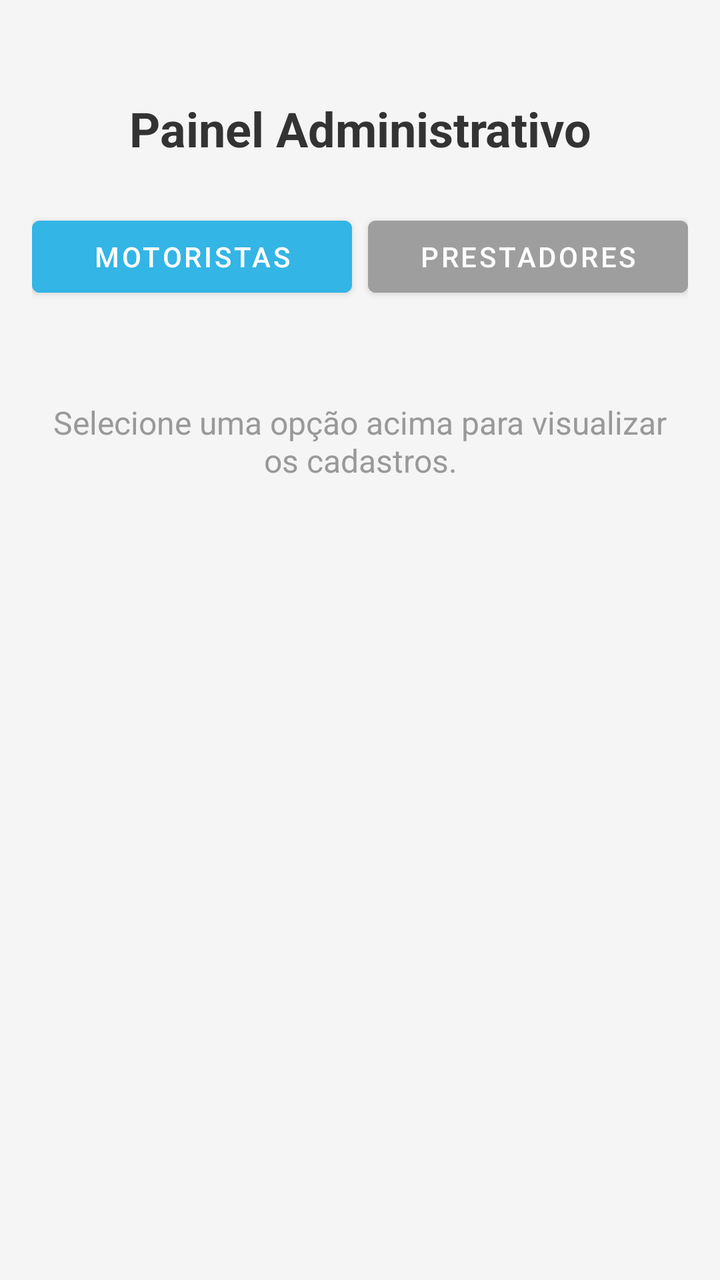
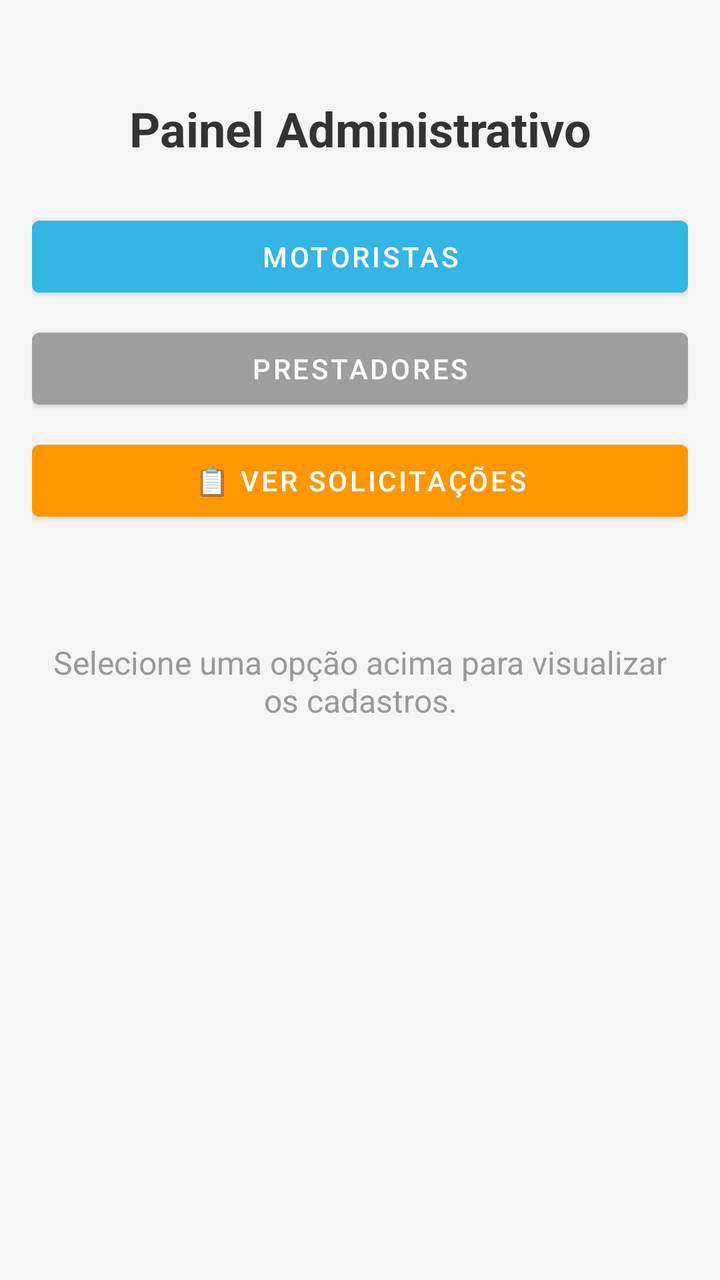

Screens rendered from an Android XML layout before and after an edit, with the pre-edit source and the edit as a unified diff.
<!-- AndroidManifest.xml: application theme Theme.MaterialComponents.Light.NoActionBar -->
<!-- res/layout/activity_admin.xml -->
<?xml version="1.0" encoding="utf-8"?>
<LinearLayout xmlns:android="http://schemas.android.com/apk/res/android"
    android:layout_width="match_parent"
    android:layout_height="match_parent"
    android:orientation="vertical"
    android:background="#F5F5F5"
    android:padding="16dp">

    
    <TextView
        android:layout_width="match_parent"
        android:layout_height="wrap_content"
        android:text="Painel Administrativo"
        android:textSize="24sp"
        android:textStyle="bold"
        android:textColor="#333333"
        android:gravity="center"
        android:layout_marginTop="32dp"
        android:layout_marginBottom="24dp" />

    
    <LinearLayout
        android:layout_width="match_parent"
        android:layout_height="wrap_content"
        android:orientation="horizontal"
        android:layout_marginBottom="16dp">

        <Button
            android:id="@+id/btnMotoristas"
            android:layout_width="0dp"
            android:layout_height="wrap_content"
            android:layout_weight="1"
            android:text="Motoristas"
            android:textColor="@android:color/white"
            android:backgroundTint="@android:color/holo_blue_light"
            android:layout_marginEnd="4dp" />

        <Button
            android:id="@+id/btnPrestadores"
            android:layout_width="0dp"
            android:layout_height="wrap_content"
            android:layout_weight="1"
            android:text="Prestadores"
            android:textColor="@android:color/white"
            android:backgroundTint="#9E9E9E"
            android:layout_marginStart="4dp" />
    </LinearLayout>

    
    <TextView
        android:id="@+id/tvMensagemInicial"
        android:layout_width="match_parent"
        android:layout_height="wrap_content"
        android:text="Selecione uma opção acima para visualizar os cadastros."
        android:textSize="16sp"
        android:textColor="#999"
        android:gravity="center"
        android:layout_marginTop="32dp"
        android:visibility="visible" />

    <ProgressBar
        android:id="@+id/progressBar"
        android:layout_width="wrap_content"
        android:layout_height="wrap_content"
        android:layout_gravity="center"
        android:visibility="gone" />

    <TextView
        android:id="@+id/tvEmptyMotoristas"
        android:layout_width="match_parent"
        android:layout_height="wrap_content"
        android:text="Nenhum motorista cadastrado ainda."
        android:textSize="16sp"
        android:textColor="#666"
        android:gravity="center"
        android:visibility="gone"
        android:layout_marginTop="32dp" />

    <TextView
        android:id="@+id/tvEmptyPrestadores"
        android:layout_width="match_parent"
        android:layout_height="wrap_content"
        android:text="Nenhum prestador cadastrado ainda."
        android:textSize="16sp"
        android:textColor="#666"
        android:gravity="center"
        android:visibility="gone"
        android:layout_marginTop="32dp" />

    <androidx.recyclerview.widget.RecyclerView
        android:id="@+id/rvMotoristas"
        android:layout_width="match_parent"
        android:layout_height="match_parent"
        android:visibility="gone" />

    <androidx.recyclerview.widget.RecyclerView
        android:id="@+id/rvPrestadores"
        android:layout_width="match_parent"
        android:layout_height="match_parent"
        android:visibility="gone" />

</LinearLayout>
<!-- resources referenced by this layout -->
<resources>

</resources>

<!-- the commit's change to res/layout/activity_admin.xml (unified diff, before → after) -->
@@ -1,12 +1,12 @@
 <?xml version="1.0" encoding="utf-8"?>
 <LinearLayout xmlns:android="http://schemas.android.com/apk/res/android"
+    xmlns:app="http://schemas.android.com/apk/res-auto"
     android:layout_width="match_parent"
     android:layout_height="match_parent"
     android:orientation="vertical"
     android:background="#F5F5F5"
     android:padding="16dp">
 
-    
     <TextView
         android:layout_width="match_parent"
         android:layout_height="wrap_content"
@@ -18,32 +18,38 @@
         android:layout_marginTop="32dp"
         android:layout_marginBottom="24dp" />
 
-    
     <LinearLayout
         android:layout_width="match_parent"
         android:layout_height="wrap_content"
-        android:orientation="horizontal"
+        android:orientation="vertical"
         android:layout_marginBottom="16dp">
 
         <Button
             android:id="@+id/btnMotoristas"
-            android:layout_width="0dp"
+            android:layout_width="match_parent"
             android:layout_height="wrap_content"
-            android:layout_weight="1"
             android:text="Motoristas"
             android:textColor="@android:color/white"
             android:backgroundTint="@android:color/holo_blue_light"
-            android:layout_marginEnd="4dp" />
+            android:layout_marginBottom="8dp" />
 
         <Button
             android:id="@+id/btnPrestadores"
-            android:layout_width="0dp"
+            android:layout_width="match_parent"
             android:layout_height="wrap_content"
-            android:layout_weight="1"
             android:text="Prestadores"
             android:textColor="@android:color/white"
             android:backgroundTint="#9E9E9E"
-            android:layout_marginStart="4dp" />
+            android:layout_marginBottom="8dp" />
+
+        <Button
+            android:id="@+id/btnVerSolicitacoes"
+            android:layout_width="match_parent"
+            android:layout_height="wrap_content"
+            android:text="📋 Ver Solicitações"
+            android:textColor="@android:color/white"
+            android:backgroundTint="#FF9800"
+            android:layout_marginBottom="8dp" />
     </LinearLayout>
 
     
